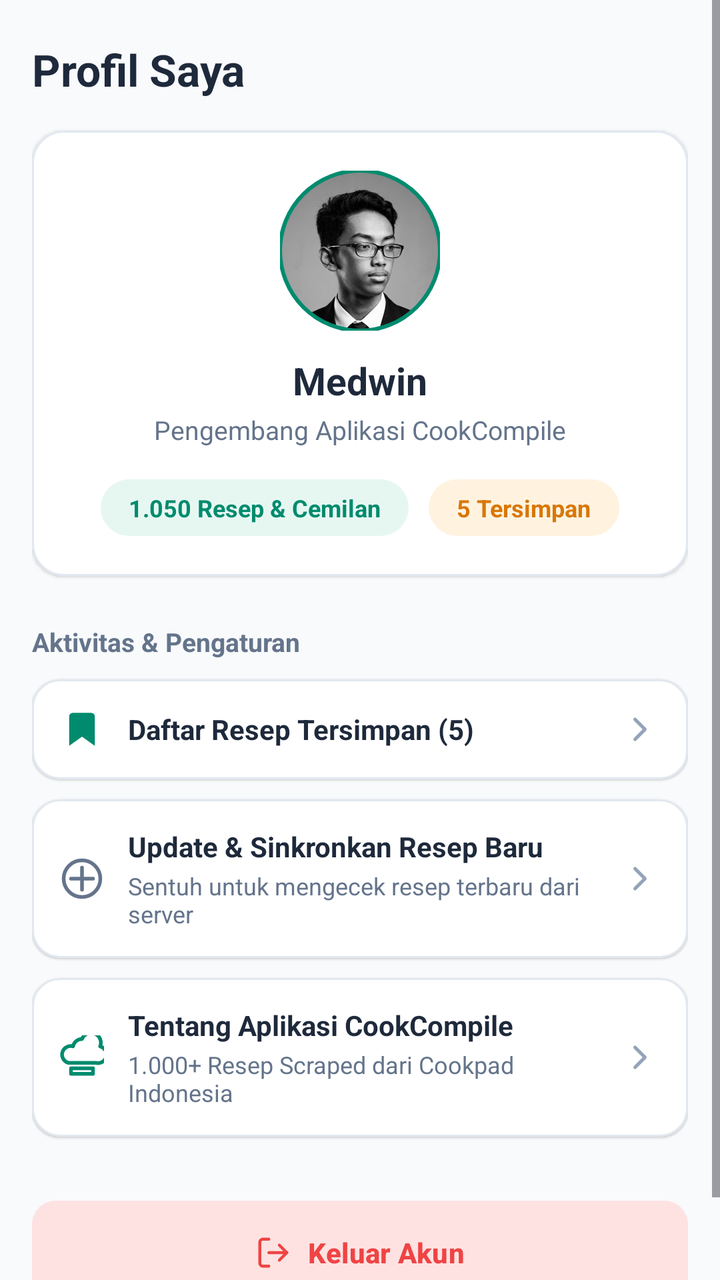
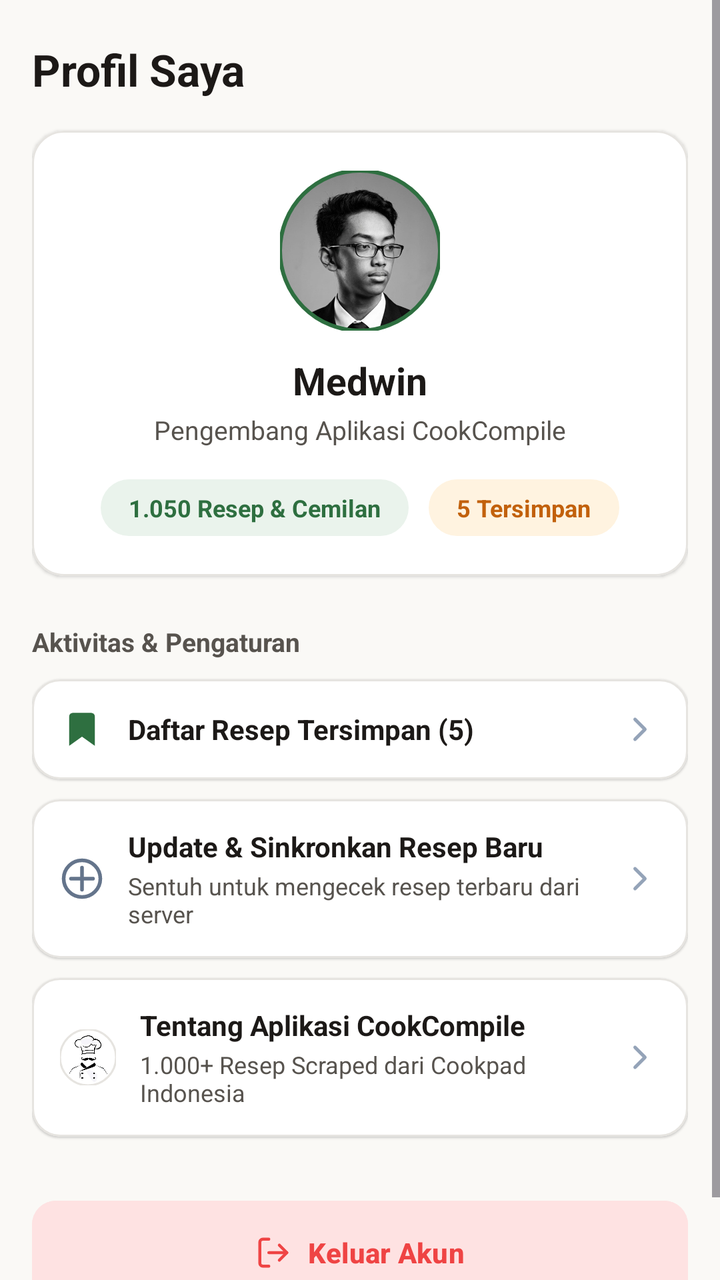

The first picture is an Android layout as it rendered before a commit; the second is the same layout after the commit. The layout source and the unified diff follow.
<!-- AndroidManifest.xml: application theme Theme.CookCompileAPP -->
<!-- res/layout/fragment_profile.xml -->
<?xml version="1.0" encoding="utf-8"?>
<ScrollView xmlns:android="http://schemas.android.com/apk/res/android"
    xmlns:app="http://schemas.android.com/apk/res-auto"
    xmlns:tools="http://schemas.android.com/tools"
    android:layout_width="match_parent"
    android:layout_height="match_parent"
    android:background="@color/background"
    android:fillViewport="true">

    <LinearLayout
        android:layout_width="match_parent"
        android:layout_height="wrap_content"
        android:orientation="vertical"
        android:paddingStart="16dp"
        android:paddingTop="20dp"
        android:paddingEnd="16dp"
        android:paddingBottom="32dp">

        
        <TextView
            android:layout_width="wrap_content"
            android:layout_height="wrap_content"
            android:text="Profil Saya"
            android:textColor="@color/text_primary"
            android:textSize="22sp"
            android:textStyle="bold" />

        
        <com.google.android.material.card.MaterialCardView
            android:layout_width="match_parent"
            android:layout_height="wrap_content"
            android:layout_marginTop="16dp"
            app:cardBackgroundColor="@color/surface"
            app:cardCornerRadius="16dp"
            app:cardElevation="1dp"
            app:strokeColor="@color/card_stroke"
            app:strokeWidth="1dp">

            <LinearLayout
                android:layout_width="match_parent"
                android:layout_height="wrap_content"
                android:gravity="center_horizontal"
                android:orientation="vertical"
                android:padding="20dp">

                
                <com.google.android.material.imageview.ShapeableImageView
                    android:id="@+id/ivProfileAvatar"
                    android:layout_width="80dp"
                    android:layout_height="80dp"
                    android:scaleType="centerCrop"
                    android:src="@drawable/img_profile_medwin"
                    app:shapeAppearanceOverlay="@style/ShapeAppearance.CookCompile.CircleAvatar"
                    app:strokeColor="@color/primary"
                    app:strokeWidth="2dp"
                    tools:ignore="ContentDescription" />

                
                <TextView
                    android:id="@+id/tvProfileName"
                    android:layout_width="wrap_content"
                    android:layout_height="wrap_content"
                    android:layout_marginTop="12dp"
                    android:text="Medwin"
                    android:textColor="@color/text_primary"
                    android:textSize="19sp"
                    android:textStyle="bold" />

                <TextView
                    android:id="@+id/tvProfileRole"
                    android:layout_width="wrap_content"
                    android:layout_height="wrap_content"
                    android:layout_marginTop="3dp"
                    android:text="Pengembang Aplikasi CookCompile"
                    android:textColor="@color/text_secondary"
                    android:textSize="13sp" />

                
                <LinearLayout
                    android:layout_width="wrap_content"
                    android:layout_height="wrap_content"
                    android:layout_marginTop="16dp"
                    android:gravity="center_vertical"
                    android:orientation="horizontal">

                    
                    <TextView
                        android:id="@+id/tvStatTotalRecipes"
                        android:layout_width="wrap_content"
                        android:layout_height="wrap_content"
                        android:background="@drawable/bg_pill_mint"
                        android:paddingStart="14dp"
                        android:paddingTop="6dp"
                        android:paddingEnd="14dp"
                        android:paddingBottom="6dp"
                        android:text="1.050 Resep &amp; Cemilan"
                        android:textColor="@color/primary"
                        android:textSize="12sp"
                        android:textStyle="bold" />

                    
                    <TextView
                        android:id="@+id/tvStatSavedRecipes"
                        android:layout_width="wrap_content"
                        android:layout_height="wrap_content"
                        android:layout_marginStart="10dp"
                        android:background="@drawable/bg_pill_peach"
                        android:paddingStart="14dp"
                        android:paddingTop="6dp"
                        android:paddingEnd="14dp"
                        android:paddingBottom="6dp"
                        android:text="5 Tersimpan"
                        android:textColor="@color/badge_cemilan_text"
                        android:textSize="12sp"
                        android:textStyle="bold" />

                </LinearLayout>

            </LinearLayout>

        </com.google.android.material.card.MaterialCardView>

        
        <TextView
            android:layout_width="wrap_content"
            android:layout_height="wrap_content"
            android:layout_marginTop="24dp"
            android:text="Aktivitas &amp; Pengaturan"
            android:textColor="@color/text_secondary"
            android:textSize="13sp"
            android:textStyle="bold" />

        
        <com.google.android.material.card.MaterialCardView
            android:id="@+id/cardNavSaved"
            android:layout_width="match_parent"
            android:layout_height="wrap_content"
            android:layout_marginTop="10dp"
            android:clickable="true"
            android:focusable="true"
            app:cardBackgroundColor="@color/surface"
            app:cardCornerRadius="14dp"
            app:cardElevation="0.5dp"
            app:strokeColor="@color/card_stroke"
            app:strokeWidth="1dp">

            <LinearLayout
                android:layout_width="match_parent"
                android:layout_height="wrap_content"
                android:gravity="center_vertical"
                android:orientation="horizontal"
                android:padding="14dp">

                <ImageView
                    android:layout_width="22dp"
                    android:layout_height="22dp"
                    android:src="@drawable/ic_bookmark_filled"
                    tools:ignore="ContentDescription" />

                <TextView
                    android:id="@+id/tvMenuSavedCount"
                    android:layout_width="0dp"
                    android:layout_height="wrap_content"
                    android:layout_marginStart="12dp"
                    android:layout_weight="1"
                    android:text="Daftar Resep Tersimpan (5)"
                    android:textColor="@color/text_primary"
                    android:textSize="14sp"
                    android:textStyle="bold" />

                <ImageView
                    android:layout_width="20dp"
                    android:layout_height="20dp"
                    android:src="@drawable/ic_chevron_right"
                    tools:ignore="ContentDescription" />

            </LinearLayout>

        </com.google.android.material.card.MaterialCardView>

        
        <com.google.android.material.card.MaterialCardView
            android:id="@+id/cardUpdateRecipes"
            android:layout_width="match_parent"
            android:layout_height="wrap_content"
            android:layout_marginTop="10dp"
            android:clickable="true"
            android:focusable="true"
            app:cardBackgroundColor="@color/surface"
            app:cardCornerRadius="14dp"
            app:cardElevation="0.5dp"
            app:strokeColor="@color/card_stroke"
            app:strokeWidth="1dp">

            <LinearLayout
                android:layout_width="match_parent"
                android:layout_height="wrap_content"
                android:gravity="center_vertical"
                android:orientation="horizontal"
                android:padding="14dp">

                <ImageView
                    android:layout_width="22dp"
                    android:layout_height="22dp"
                    android:src="@drawable/ic_portion"
                    tools:ignore="ContentDescription" />

                <LinearLayout
                    android:layout_width="0dp"
                    android:layout_height="wrap_content"
                    android:layout_marginStart="12dp"
                    android:layout_weight="1"
                    android:orientation="vertical">

                    <TextView
                        android:layout_width="wrap_content"
                        android:layout_height="wrap_content"
                        android:text="Update &amp; Sinkronkan Resep Baru"
                        android:textColor="@color/text_primary"
                        android:textSize="14sp"
                        android:textStyle="bold" />

                    <TextView
                        android:id="@+id/tvSyncSubtitle"
                        android:layout_width="wrap_content"
                        android:layout_height="wrap_content"
                        android:layout_marginTop="2dp"
                        android:text="Sentuh untuk mengecek resep terbaru dari server"
                        android:textColor="@color/text_secondary"
                        android:textSize="12sp" />
                </LinearLayout>

                <ImageView
                    android:layout_width="20dp"
                    android:layout_height="20dp"
                    android:src="@drawable/ic_chevron_right"
                    tools:ignore="ContentDescription" />

            </LinearLayout>

        </com.google.android.material.card.MaterialCardView>

        
        <com.google.android.material.card.MaterialCardView
            android:id="@+id/cardAbout"
            android:layout_width="match_parent"
            android:layout_height="wrap_content"
            android:layout_marginTop="10dp"
            android:clickable="true"
            android:focusable="true"
            app:cardBackgroundColor="@color/surface"
            app:cardCornerRadius="14dp"
            app:cardElevation="0.5dp"
            app:strokeColor="@color/card_stroke"
            app:strokeWidth="1dp">

            <LinearLayout
                android:layout_width="match_parent"
                android:layout_height="wrap_content"
                android:gravity="center_vertical"
                android:orientation="horizontal"
                android:padding="14dp">

                <ImageView
                    android:layout_width="22dp"
                    android:layout_height="22dp"
                    android:src="@drawable/ic_difficulty"
                    tools:ignore="ContentDescription" />

                <LinearLayout
                    android:layout_width="0dp"
                    android:layout_height="wrap_content"
                    android:layout_marginStart="12dp"
                    android:layout_weight="1"
                    android:orientation="vertical">

                    <TextView
                        android:layout_width="wrap_content"
                        android:layout_height="wrap_content"
                        android:text="Tentang Aplikasi CookCompile"
                        android:textColor="@color/text_primary"
                        android:textSize="14sp"
                        android:textStyle="bold" />

                    <TextView
                        android:layout_width="wrap_content"
                        android:layout_height="wrap_content"
                        android:layout_marginTop="2dp"
                        android:text="1.000+ Resep Scraped dari Cookpad Indonesia"
                        android:textColor="@color/text_secondary"
                        android:textSize="12sp" />
                </LinearLayout>

                <ImageView
                    android:layout_width="20dp"
                    android:layout_height="20dp"
                    android:src="@drawable/ic_chevron_right"
                    tools:ignore="ContentDescription" />

            </LinearLayout>

        </com.google.android.material.card.MaterialCardView>

        
        <View
            android:layout_width="match_parent"
            android:layout_height="32dp" />

        
        <com.google.android.material.button.MaterialButton
            android:id="@+id/btnLogout"
            android:layout_width="match_parent"
            android:layout_height="52dp"
            android:backgroundTint="@color/destructive_bg"
            android:insetTop="0dp"
            android:insetBottom="0dp"
            android:text="Keluar Akun"
            android:textAllCaps="false"
            android:textColor="@color/destructive_text"
            android:textSize="14sp"
            android:textStyle="bold"
            app:cornerRadius="12dp"
            app:icon="@drawable/ic_logout"
            app:iconGravity="textStart"
            app:iconPadding="8dp"
            app:iconTint="@color/destructive_text" />

    </LinearLayout>

</ScrollView>
<!-- resources referenced by this layout -->
<resources>
  <color name="background">#F8FAFC</color>
  <color name="badge_cemilan_text">#D97706</color>
  <color name="card_stroke">#E2E8F0</color>
  <color name="destructive_bg">#FEE2E2</color>
  <color name="destructive_text">#EF4444</color>
  <color name="primary">#008B6E</color>
  <color name="surface">#FFFFFF</color>
  <color name="text_primary">#1E293B</color>
  <color name="text_secondary">#64748B</color>
  <!-- drawable bg_pill_mint (drawable) -->
  <?xml version="1.0" encoding="utf-8"?>
  <shape xmlns:android="http://schemas.android.com/apk/res/android">
      <solid android:color="@color/primary_light" />
      <corners android:radius="20dp" />
  </shape>
  <!-- drawable bg_pill_peach (drawable) -->
  <?xml version="1.0" encoding="utf-8"?>
  <shape xmlns:android="http://schemas.android.com/apk/res/android">
      <solid android:color="@color/badge_cemilan_bg" />
      <corners android:radius="20dp" />
  </shape>
  <!-- drawable ic_bookmark_filled (drawable) -->
  <vector xmlns:android="http://schemas.android.com/apk/res/android"
      android:width="24dp"
      android:height="24dp"
      android:viewportWidth="24"
      android:viewportHeight="24">
    <path
        android:fillColor="#008B6E"
        android:pathData="M19,21l-7,-5l-7,5V5a2,2 0 0,1 2,-2h10a2,2 0 0,1 2,2z" />
  </vector>
  <!-- drawable ic_chevron_right (drawable) -->
  <vector xmlns:android="http://schemas.android.com/apk/res/android"
      android:width="24dp"
      android:height="24dp"
      android:viewportWidth="24"
      android:viewportHeight="24">
    <path
        android:fillColor="#00000000"
        android:strokeColor="#94A3B8"
        android:strokeWidth="2"
        android:strokeLineCap="round"
        android:strokeLineJoin="round"
        android:pathData="M9,18l6,-6l-6,-6" />
  </vector>
  <!-- drawable ic_difficulty (drawable) -->
  <vector xmlns:android="http://schemas.android.com/apk/res/android"
      android:width="24dp"
      android:height="24dp"
      android:viewportWidth="24"
      android:viewportHeight="24">
    <path
        android:fillColor="#00000000"
        android:strokeColor="#008B6E"
        android:strokeWidth="2"
        android:strokeLineCap="round"
        android:strokeLineJoin="round"
        android:pathData="M12,2a5,5 0 0,0 -4.9,4.02A4.5,4.5 0 0,0 4.5,15H19.5a4.5,4.5 0 0,0 2.4,-8.98A5,5 0 0,0 12,2z" />
    <path
        android:fillColor="#00000000"
        android:strokeColor="#008B6E"
        android:strokeWidth="2"
        android:strokeLineCap="round"
        android:strokeLineJoin="round"
        android:pathData="M6,18h12v3H6z" />
  </vector>
  <style name="ShapeAppearance.CookCompile.CircleAvatar" parent="">
          <item name="cornerSize">50%</item>
      </style>
  <style name="Theme.CookCompileAPP" parent="Base.Theme.CookCompileAPP" />
  <color name="primary_light">#E6F7F2</color>
  <color name="badge_cemilan_bg">#FFF3E0</color>
  <style name="Base.Theme.CookCompileAPP" parent="Theme.Material3.Light.NoActionBar">
          <item name="colorPrimary">@color/primary</item>
          <item name="colorOnPrimary">@color/white</item>
          <item name="colorPrimaryContainer">@color/primary_light</item>
          <item name="colorOnPrimaryContainer">@color/primary_dark</item>
          <item name="android:windowBackground">@color/background</item>
          <item name="android:statusBarColor">@color/background</item>
          <item name="android:windowLightStatusBar">true</item>
      </style>
  <color name="white">#FFFFFFFF</color>
  <color name="primary_dark">#007058</color>
  <!-- unchanged entries left out for length: 3 -->
</resources>

<!-- the commit's change to res/layout/fragment_profile.xml (unified diff, before → after) -->
@@ -261,10 +261,15 @@
                 android:orientation="horizontal"
                 android:padding="14dp">
 
-                <ImageView
-                    android:layout_width="22dp"
-                    android:layout_height="22dp"
-                    android:src="@drawable/ic_difficulty"
+                <com.google.android.material.imageview.ShapeableImageView
+                    android:layout_width="28dp"
+                    android:layout_height="28dp"
+                    android:background="@color/white"
+                    android:scaleType="centerCrop"
+                    android:src="@drawable/img_logo_chef"
+                    app:shapeAppearanceOverlay="@style/ShapeAppearance.CookCompile.CircleAvatar"
+                    app:strokeColor="@color/card_stroke"
+                    app:strokeWidth="1dp"
                     tools:ignore="ContentDescription" />
 
                 <LinearLayout
<!-- resource entries referenced after the edit -->
@@ -1,14 +1,14 @@
 <!-- resources referenced by this layout -->
 <resources>
-  <color name="background">#F8FAFC</color>
-  <color name="badge_cemilan_text">#D97706</color>
-  <color name="card_stroke">#E2E8F0</color>
+  <color name="background">#FAF9F6</color>
+  <color name="badge_cemilan_text">#C2610C</color>
+  <color name="card_stroke">#E6E4E0</color>
   <color name="destructive_bg">#FEE2E2</color>
   <color name="destructive_text">#EF4444</color>
-  <color name="primary">#008B6E</color>
+  <color name="primary">#2E6F40</color>
   <color name="surface">#FFFFFF</color>
-  <color name="text_primary">#1E293B</color>
-  <color name="text_secondary">#64748B</color>
+  <color name="text_primary">#1C1917</color>
+  <color name="text_secondary">#57534E</color>
   <!-- drawable bg_pill_mint (drawable) -->
   <?xml version="1.0" encoding="utf-8"?>
   <shape xmlns:android="http://schemas.android.com/apk/res/android">
@@ -28,7 +28,7 @@
       android:viewportWidth="24"
       android:viewportHeight="24">
     <path
-        android:fillColor="#008B6E"
+        android:fillColor="#2E6F40"
         android:pathData="M19,21l-7,-5l-7,5V5a2,2 0 0,1 2,-2h10a2,2 0 0,1 2,2z" />
   </vector>
   <!-- drawable ic_chevron_right (drawable) -->
@@ -45,32 +45,12 @@
         android:strokeLineJoin="round"
         android:pathData="M9,18l6,-6l-6,-6" />
   </vector>
-  <!-- drawable ic_difficulty (drawable) -->
-  <vector xmlns:android="http://schemas.android.com/apk/res/android"
-      android:width="24dp"
-      android:height="24dp"
-      android:viewportWidth="24"
-      android:viewportHeight="24">
-    <path
-        android:fillColor="#00000000"
-        android:strokeColor="#008B6E"
-        android:strokeWidth="2"
-        android:strokeLineCap="round"
-        android:strokeLineJoin="round"
-        android:pathData="M12,2a5,5 0 0,0 -4.9,4.02A4.5,4.5 0 0,0 4.5,15H19.5a4.5,4.5 0 0,0 2.4,-8.98A5,5 0 0,0 12,2z" />
-    <path
-        android:fillColor="#00000000"
-        android:strokeColor="#008B6E"
-        android:strokeWidth="2"
-        android:strokeLineCap="round"
-        android:strokeLineJoin="round"
-        android:pathData="M6,18h12v3H6z" />
-  </vector>
+  <!-- drawable img_logo_chef: png bitmap (drawable, 64915 bytes) -->
   <style name="ShapeAppearance.CookCompile.CircleAvatar" parent="">
           <item name="cornerSize">50%</item>
       </style>
   <style name="Theme.CookCompileAPP" parent="Base.Theme.CookCompileAPP" />
-  <color name="primary_light">#E6F7F2</color>
+  <color name="primary_light">#EAF3EC</color>
   <color name="badge_cemilan_bg">#FFF3E0</color>
   <style name="Base.Theme.CookCompileAPP" parent="Theme.Material3.Light.NoActionBar">
           <item name="colorPrimary">@color/primary</item>
@@ -82,7 +62,7 @@
           <item name="android:windowLightStatusBar">true</item>
       </style>
   <color name="white">#FFFFFFFF</color>
-  <color name="primary_dark">#007058</color>
+  <color name="primary_dark">#225430</color>
   <!-- unchanged entries left out for length: 3 -->
 </resources>
 
